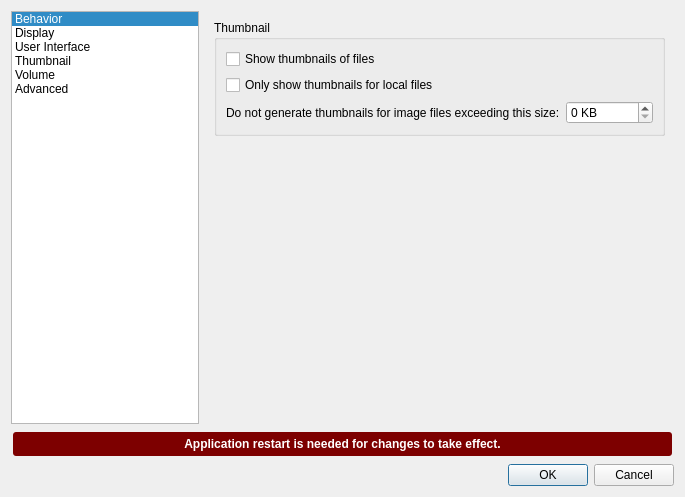
The window that pcmanfm/preferences.ui (lxqt/pcmanfm-qt) describes before a commit, drawn with Qt 5.
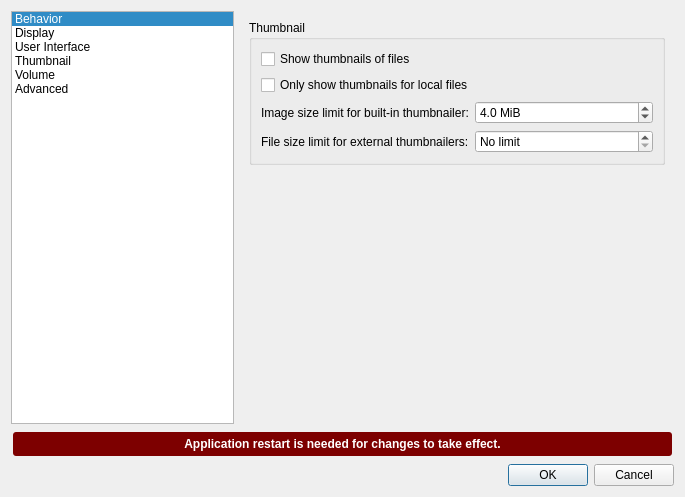
The same window after the commit. The open tabs and pages were chosen to show the change.

Commit message: Added an option for max. file size with external thumbnailers

Diff of the .ui file:
```diff
--- a/pcmanfm/preferences.ui
+++ b/pcmanfm/preferences.ui
@@ -598,30 +598,6 @@
             <string>Thumbnail</string>
            </property>
            <layout class="QFormLayout" name="formLayout_3">
-            <item row="2" column="0">
-             <widget class="QLabel" name="label_10">
-              <property name="text">
-               <string>Do not generate thumbnails for image files exceeding this size:</string>
-              </property>
-             </widget>
-            </item>
-            <item row="2" column="1">
-             <widget class="QSpinBox" name="maxThumbnailFileSize">
-              <property name="suffix">
-               <string> KB</string>
-              </property>
-              <property name="maximum">
-               <number>1048576</number>
-              </property>
-             </widget>
-            </item>
-            <item row="1" column="0" colspan="2">
-             <widget class="QCheckBox" name="thumbnailLocal">
-              <property name="text">
-               <string>Only show thumbnails for local files</string>
-              </property>
-             </widget>
-            </item>
             <item row="0" column="0" colspan="2">
              <widget class="QCheckBox" name="showThumbnails">
               <property name="toolTip">
@@ -632,6 +608,62 @@
               </property>
              </widget>
             </item>
+            <item row="1" column="0" colspan="2">
+             <widget class="QCheckBox" name="thumbnailLocal">
+              <property name="text">
+               <string>Only show thumbnails for local files</string>
+              </property>
+             </widget>
+            </item>
+            <item row="2" column="0">
+             <widget class="QLabel" name="label_10">
+              <property name="text">
+               <string>Image size limit for built-in thumbnailer:</string>
+              </property>
+             </widget>
+            </item>
+            <item row="2" column="1">
+             <widget class="QDoubleSpinBox" name="maxThumbnailFileSize">
+              <property name="suffix">
+               <string> MiB</string>
+              </property>
+              <property name="decimals">
+               <number>1</number>
+              </property>
+              <property name="maximum">
+               <double>1024.000000000000000</double>
+              </property>
+              <property name="value">
+               <double>4.000000000000000</double>
+              </property>
+             </widget>
+            </item>
+            <item row="3" column="0">
+             <widget class="QLabel" name="label_17">
+              <property name="text">
+               <string>File size limit for external thumbnailers:</string>
+              </property>
+             </widget>
+            </item>
+            <item row="3" column="1">
+             <widget class="QSpinBox" name="maxExternalThumbnailFileSize">
+              <property name="specialValueText">
+               <string>No limit</string>
+              </property>
+              <property name="suffix">
+               <string> MiB</string>
+              </property>
+              <property name="minimum">
+               <number>-1</number>
+              </property>
+              <property name="maximum">
+               <number>2048</number>
+              </property>
+              <property name="value">
+               <number>-1</number>
+              </property>
+             </widget>
+            </item>
            </layout>
           </widget>
          </item>
```
The commit also changes 3 other files.
